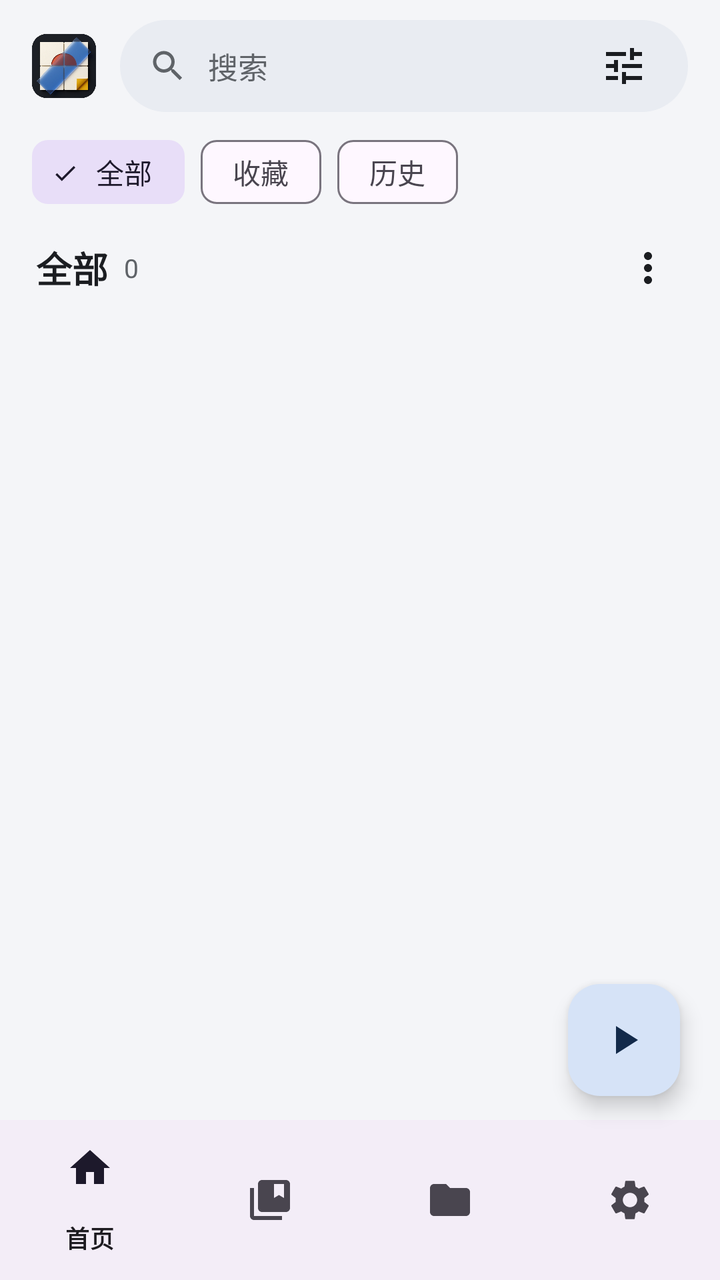
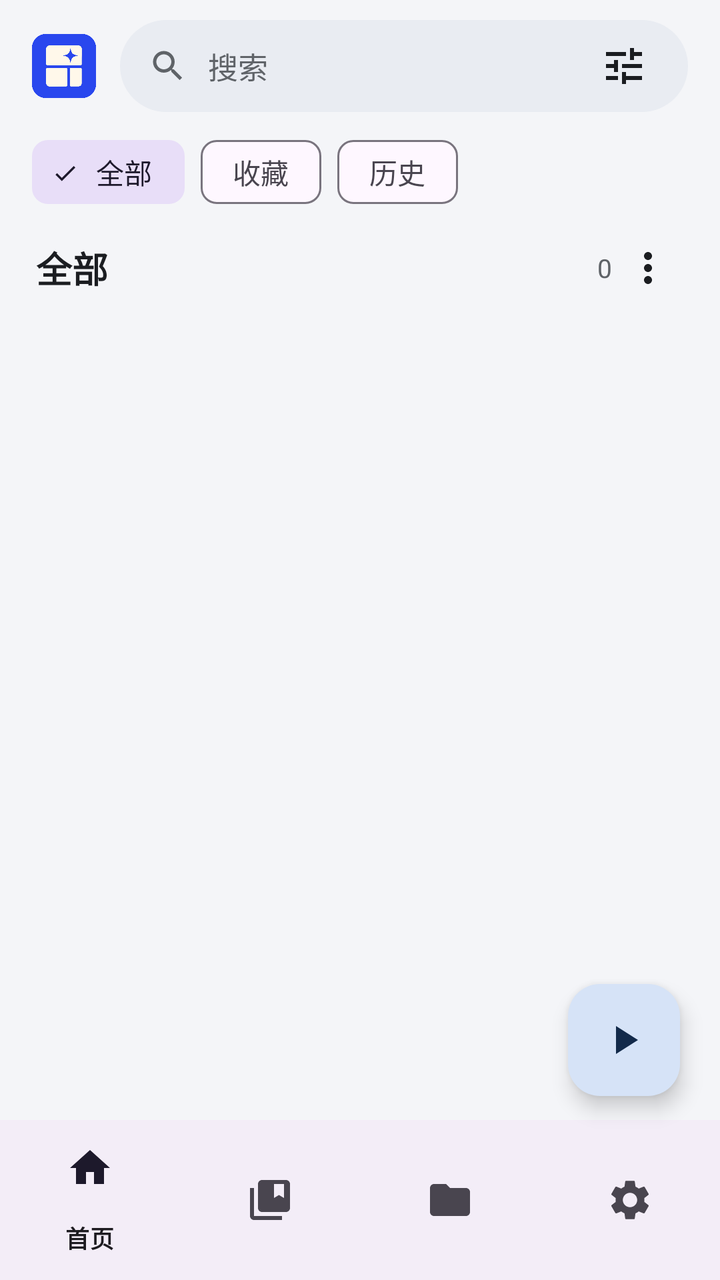

Before-and-after screenshots of an Android layout around one commit, followed by the original layout XML and the change that was made.
<!-- AndroidManifest.xml: application theme Theme.ArkReader -->
<!-- res/layout/activity_main.xml -->
<?xml version="1.0" encoding="utf-8"?>
<androidx.coordinatorlayout.widget.CoordinatorLayout xmlns:android="http://schemas.android.com/apk/res/android"
    xmlns:app="http://schemas.android.com/apk/res-auto"
    android:layout_width="match_parent"
    android:layout_height="match_parent"
    android:background="@color/surface_bg"
    android:fitsSystemWindows="true">

    <LinearLayout
        android:layout_width="match_parent"
        android:layout_height="match_parent"
        android:orientation="vertical">

        <FrameLayout
            android:layout_width="match_parent"
            android:layout_height="0dp"
            android:layout_weight="1">

            <LinearLayout
                android:id="@+id/panelComics"
                android:layout_width="match_parent"
                android:layout_height="match_parent"
                android:orientation="vertical">

                
                <LinearLayout
                    android:layout_width="match_parent"
                    android:layout_height="wrap_content"
                    android:gravity="center_vertical"
                    android:orientation="horizontal"
                    android:paddingHorizontal="16dp"
                    android:paddingTop="10dp"
                    android:paddingBottom="6dp">

                    <ImageView
                        android:layout_width="32dp"
                        android:layout_height="32dp"
                        android:layout_marginEnd="12dp"
                        android:contentDescription="@string/app_name"
                        android:src="@drawable/ic_koma_logo" />

                    <LinearLayout
                        android:layout_width="0dp"
                        android:layout_height="46dp"
                        android:layout_weight="1"
                        android:background="@drawable/bg_search_pill"
                        android:gravity="center_vertical"
                        android:orientation="horizontal"
                        android:paddingHorizontal="14dp">

                        <ImageView
                            android:layout_width="20dp"
                            android:layout_height="20dp"
                            android:src="@drawable/ic_search"
                            app:tint="@color/text_secondary" />

                        <EditText
                            android:id="@+id/etSearch"
                            android:layout_width="0dp"
                            android:layout_height="match_parent"
                            android:layout_marginHorizontal="10dp"
                            android:layout_weight="1"
                            android:background="@null"
                            android:hint="@string/search_hint"
                            android:imeOptions="actionSearch"
                            android:inputType="text"
                            android:maxLines="1"
                            android:textColor="@color/text_primary"
                            android:textColorHint="@color/text_secondary"
                            android:textSize="15sp" />

                        <ImageButton
                            android:id="@+id/btnFilterSort"
                            android:layout_width="36dp"
                            android:layout_height="36dp"
                            android:background="?attr/selectableItemBackgroundBorderless"
                            android:contentDescription="排序与显示"
                            android:src="@drawable/ic_tune"
                            app:tint="@color/text_primary" />
                    </LinearLayout>
                </LinearLayout>

                
                <HorizontalScrollView
                    android:id="@+id/chipScroll"
                    android:layout_width="match_parent"
                    android:layout_height="wrap_content"
                    android:scrollbars="none">

                    <com.google.android.material.chip.ChipGroup
                        android:id="@+id/chipGroupHome"
                        android:layout_width="wrap_content"
                        android:layout_height="wrap_content"
                        android:paddingHorizontal="16dp"
                        app:selectionRequired="true"
                        app:singleLine="true"
                        app:singleSelection="true">

                        <com.google.android.material.chip.Chip
                            android:id="@+id/chipAll"
                            style="@style/Widget.Material3.Chip.Filter"
                            android:layout_width="wrap_content"
                            android:layout_height="wrap_content"
                            android:checked="true"
                            android:text="@string/tab_all" />

                        <com.google.android.material.chip.Chip
                            android:id="@+id/chipFavorite"
                            style="@style/Widget.Material3.Chip.Filter"
                            android:layout_width="wrap_content"
                            android:layout_height="wrap_content"
                            android:text="@string/tab_favorite" />

                        <com.google.android.material.chip.Chip
                            android:id="@+id/chipHistory"
                            style="@style/Widget.Material3.Chip.Filter"
                            android:layout_width="wrap_content"
                            android:layout_height="wrap_content"
                            android:text="@string/tab_history" />
                    </com.google.android.material.chip.ChipGroup>
                </HorizontalScrollView>

                
                <LinearLayout
                    android:layout_width="match_parent"
                    android:layout_height="wrap_content"
                    android:gravity="center_vertical"
                    android:orientation="horizontal"
                    android:paddingHorizontal="18dp"
                    android:paddingVertical="6dp">

                    <TextView
                        android:id="@+id/tvSectionTitle"
                        android:layout_width="wrap_content"
                        android:layout_height="wrap_content"
                        android:text="全部"
                        android:textColor="@color/text_primary"
                        android:textSize="18sp"
                        android:textStyle="bold" />

                    <TextView
                        android:id="@+id/tvSectionCount"
                        android:layout_width="0dp"
                        android:layout_height="wrap_content"
                        android:layout_marginStart="8dp"
                        android:layout_weight="1"
                        android:text="0"
                        android:textColor="@color/text_secondary"
                        android:textSize="13sp" />

                    <ImageButton
                        android:id="@+id/btnMore"
                        android:layout_width="36dp"
                        android:layout_height="36dp"
                        android:background="?attr/selectableItemBackgroundBorderless"
                        android:contentDescription="更多"
                        android:src="@drawable/ic_more_vert"
                        app:tint="@color/text_primary" />
                </LinearLayout>

                <FrameLayout
                    android:layout_width="match_parent"
                    android:layout_height="0dp"
                    android:layout_weight="1">

                    <androidx.recyclerview.widget.RecyclerView
                        android:id="@+id/rvComics"
                        android:layout_width="match_parent"
                        android:layout_height="match_parent"
                        android:clipToPadding="false"
                        android:paddingHorizontal="12dp"
                        android:paddingBottom="88dp" />

                    <TextView
                        android:id="@+id/tvEmpty"
                        android:layout_width="wrap_content"
                        android:layout_height="wrap_content"
                        android:layout_gravity="center"
                        android:gravity="center"
                        android:lineSpacingExtra="6dp"
                        android:padding="24dp"
                        android:text="@string/empty_comics_tip"
                        android:textColor="@color/text_secondary"
                        android:textSize="15sp"
                        android:visibility="gone" />
                </FrameLayout>
            </LinearLayout>

            <include
                android:id="@+id/panelWarehouse"
                layout="@layout/panel_main_warehouse"
                android:layout_width="match_parent"
                android:layout_height="match_parent"
                android:visibility="gone" />

            <include
                android:id="@+id/panelSettings"
                layout="@layout/panel_main_settings"
                android:layout_width="match_parent"
                android:layout_height="match_parent"
                android:visibility="gone" />
        </FrameLayout>

        <com.google.android.material.bottomnavigation.BottomNavigationView
            android:id="@+id/bottomNav"
            android:layout_width="match_parent"
            android:layout_height="wrap_content"
            app:menu="@menu/nav_main" />
    </LinearLayout>

    <com.google.android.material.floatingactionbutton.FloatingActionButton
        android:id="@+id/fabContinue"
        android:layout_width="wrap_content"
        android:layout_height="wrap_content"
        android:layout_gravity="bottom|end"
        android:layout_marginEnd="20dp"
        android:layout_marginBottom="92dp"
        android:contentDescription="@string/continue_reading"
        app:srcCompat="@drawable/ic_play" />

</androidx.coordinatorlayout.widget.CoordinatorLayout>
<!-- res/layout/panel_main_warehouse.xml (included above) -->
<?xml version="1.0" encoding="utf-8"?>
<LinearLayout xmlns:android="http://schemas.android.com/apk/res/android"
    xmlns:app="http://schemas.android.com/apk/res-auto"
    android:layout_width="match_parent"
    android:layout_height="match_parent"
    android:orientation="vertical"
    android:visibility="gone">

    <LinearLayout
        android:layout_width="match_parent"
        android:layout_height="wrap_content"
        android:gravity="center_vertical"
        android:orientation="horizontal"
        android:paddingHorizontal="20dp"
        android:paddingTop="14dp"
        android:paddingBottom="8dp">

        <TextView
            android:layout_width="0dp"
            android:layout_height="wrap_content"
            android:layout_weight="1"
            android:text="@string/nav_warehouse"
            android:textColor="@color/text_primary"
            android:textSize="22sp"
            android:textStyle="bold" />

        <com.google.android.material.button.MaterialButton
            android:id="@+id/btnWhRescanAll"
            style="@style/Widget.Material3.Button.TextButton"
            android:layout_width="wrap_content"
            android:layout_height="wrap_content"
            android:text="全部扫描"
            app:icon="@drawable/ic_refresh" />
    </LinearLayout>

    <LinearLayout
        android:layout_width="match_parent"
        android:layout_height="wrap_content"
        android:orientation="horizontal"
        android:paddingHorizontal="16dp"
        android:paddingVertical="6dp">

        <com.google.android.material.button.MaterialButton
            android:id="@+id/btnWhAddLocal"
            android:layout_width="0dp"
            android:layout_height="wrap_content"
            android:layout_weight="1"
            android:text="添加本地仓库" />

        <com.google.android.material.button.MaterialButton
            android:id="@+id/btnWhAddWebDav"
            style="@style/Widget.Material3.Button.TonalButton"
            android:layout_width="0dp"
            android:layout_height="wrap_content"
            android:layout_marginStart="8dp"
            android:layout_weight="1"
            android:text="WebDAV" />

        <com.google.android.material.button.MaterialButton
            android:id="@+id/btnWhManageSources"
            style="@style/Widget.Material3.Button.TonalButton"
            android:layout_width="0dp"
            android:layout_height="wrap_content"
            android:layout_marginStart="8dp"
            android:layout_weight="1"
            android:text="在线漫画源" />
    </LinearLayout>

    <FrameLayout
        android:layout_width="match_parent"
        android:layout_height="0dp"
        android:layout_weight="1">

        <androidx.recyclerview.widget.RecyclerView
            android:id="@+id/rvMainWarehouses"
            android:layout_width="match_parent"
            android:layout_height="match_parent"
            android:clipToPadding="false"
            android:paddingHorizontal="12dp"
            android:paddingBottom="24dp" />

        <TextView
            android:id="@+id/tvWarehouseEmpty"
            android:layout_width="wrap_content"
            android:layout_height="wrap_content"
            android:layout_gravity="center"
            android:gravity="center"
            android:lineSpacingExtra="6dp"
            android:padding="24dp"
            android:text="暂无本地或 WebDAV 仓库\n点击上方「添加本地仓库」或「在线漫画源」开始使用"
            android:textColor="@color/text_secondary"
            android:textSize="15sp"
            android:visibility="gone" />
    </FrameLayout>
</LinearLayout>
<!-- res/layout/panel_main_settings.xml (included above) -->
<?xml version="1.0" encoding="utf-8"?>
<LinearLayout xmlns:android="http://schemas.android.com/apk/res/android"
    android:layout_width="match_parent"
    android:layout_height="match_parent"
    android:orientation="vertical"
    android:visibility="gone">

    <TextView
        android:layout_width="match_parent"
        android:layout_height="wrap_content"
        android:paddingHorizontal="20dp"
        android:paddingTop="14dp"
        android:paddingBottom="8dp"
        android:text="@string/nav_settings"
        android:textColor="@color/text_primary"
        android:textSize="22sp"
        android:textStyle="bold" />

    <ScrollView
        android:layout_width="match_parent"
        android:layout_height="0dp"
        android:layout_weight="1">

        <LinearLayout
            android:id="@+id/mainSettingsContainer"
            android:layout_width="match_parent"
            android:layout_height="wrap_content"
            android:orientation="vertical"
            android:paddingHorizontal="16dp"
            android:paddingTop="4dp"
            android:paddingBottom="28dp" />
    </ScrollView>
</LinearLayout>
<!-- resources referenced by this layout -->
<resources>
  <color name="surface_bg">#F4F5F8</color>
  <color name="text_primary">#1B1D21</color>
  <color name="text_secondary">#5F6368</color>
  <!-- drawable bg_search_pill (drawable) -->
  <?xml version="1.0" encoding="utf-8"?>
  <shape xmlns:android="http://schemas.android.com/apk/res/android"
      android:shape="rectangle">
      <solid android:color="@color/surface_pill" />
      <corners android:radius="24dp" />
  </shape>
  <!-- drawable ic_koma_logo: png bitmap (drawable-nodpi, 307344 bytes) -->
  <!-- drawable ic_more_vert (drawable) -->
  <vector xmlns:android="http://schemas.android.com/apk/res/android"
      android:width="24dp"
      android:height="24dp"
      android:viewportWidth="24"
      android:viewportHeight="24">
      <path
          android:fillColor="#FF000000"
          android:pathData="M12,8c1.1,0 2,-0.9 2,-2s-0.9,-2 -2,-2 -2,0.9 -2,2 0.9,2 2,2zM12,10c-1.1,0 -2,0.9 -2,2s0.9,2 2,2 2,-0.9 2,-2 -0.9,-2 -2,-2zM12,16c-1.1,0 -2,0.9 -2,2s0.9,2 2,2 2,-0.9 2,-2 -0.9,-2 -2,-2z" />
  </vector>
  <!-- drawable ic_play (drawable) -->
  <vector xmlns:android="http://schemas.android.com/apk/res/android"
      android:width="24dp"
      android:height="24dp"
      android:viewportWidth="24"
      android:viewportHeight="24">
      <path
          android:fillColor="#FF000000"
          android:pathData="M8,5v14l11,-7z" />
  </vector>
  <!-- drawable ic_refresh (drawable) -->
  <vector xmlns:android="http://schemas.android.com/apk/res/android"
      android:width="24dp"
      android:height="24dp"
      android:viewportWidth="24"
      android:viewportHeight="24">
      <path
          android:fillColor="#FF000000"
          android:pathData="M17.65,6.35C16.2,4.9 14.21,4 12,4c-4.42,0 -7.99,3.58 -7.99,8s3.57,8 7.99,8c3.73,0 6.84,-2.55 7.73,-6h-2.08c-0.82,2.33 -3.04,4 -5.65,4 -3.31,0 -6,-2.69 -6,-6s2.69,-6 6,-6c1.66,0 3.14,0.69 4.22,1.78L13,11h7V4l-2.35,2.35z" />
  </vector>
  <!-- drawable ic_search (drawable) -->
  <vector xmlns:android="http://schemas.android.com/apk/res/android"
      android:width="24dp"
      android:height="24dp"
      android:viewportWidth="24"
      android:viewportHeight="24">
      <path
          android:fillColor="#FF000000"
          android:pathData="M15.5,14h-0.79l-0.28,-0.27C15.41,12.59 16,11.11 16,9.5 16,5.91 13.09,3 9.5,3S3,5.91 3,9.5 5.91,16 9.5,16c1.61,0 3.09,-0.59 4.23,-1.57l0.27,0.28v0.79l5,4.99L20.49,19l-4.99,-5zM9.5,14C7.01,14 5,11.99 5,9.5S7.01,5 9.5,5 14,7.01 14,9.5 11.99,14 9.5,14z" />
  </vector>
  <!-- drawable ic_tune (drawable) -->
  <vector xmlns:android="http://schemas.android.com/apk/res/android"
      android:width="24dp"
      android:height="24dp"
      android:viewportWidth="24"
      android:viewportHeight="24">
      <path
          android:fillColor="#FF000000"
          android:pathData="M3,17v2h6v-2H3zM3,5v2h10V5H3zM13,21v-2h8v-2h-8v-2h-2v6h2zM7,9v2H3v2h4v2h2V9H7zM21,13v-2H11v2h10zM15,9h2V7h4V5h-4V3h-2v6z" />
  </vector>
  <string name="app_name">漫格漫画</string>
  <string name="continue_reading">继续阅读</string>
  <string name="empty_comics_tip">暂无漫画\n点击右上角或前往「仓库」添加本地/WebDAV目录</string>
  <string name="nav_settings">设置</string>
  <string name="nav_warehouse">仓库</string>
  <string name="search_hint">搜索</string>
  <string name="tab_all">全部</string>
  <string name="tab_favorite">收藏</string>
  <string name="tab_history">历史</string>
  <style name="Theme.ArkReader" parent="Theme.Material3.DayNight.NoActionBar">
          <item name="colorPrimary">#4A6FA5</item>
          <item name="colorPrimaryContainer">#D6E3F7</item>
          <item name="colorOnPrimaryContainer">#132A4A</item>
          <item name="android:windowBackground">@color/surface_bg</item>
          <item name="android:statusBarColor">@android:color/transparent</item>
          <item name="android:navigationBarColor">@android:color/transparent</item>
          <item name="android:windowLightStatusBar">true</item>
      </style>
  <color name="surface_pill">#E9ECF2</color>
</resources>

<!-- the commit's change to res/layout/activity_main.xml (unified diff, before → after) -->
@@ -131,8 +131,11 @@
 
                     <TextView
                         android:id="@+id/tvSectionTitle"
-                        android:layout_width="wrap_content"
+                        android:layout_width="0dp"
                         android:layout_height="wrap_content"
+                        android:layout_weight="1"
+                        android:ellipsize="end"
+                        android:maxLines="2"
                         android:text="全部"
                         android:textColor="@color/text_primary"
                         android:textSize="18sp"
@@ -140,10 +143,9 @@
 
                     <TextView
                         android:id="@+id/tvSectionCount"
-                        android:layout_width="0dp"
+                        android:layout_width="wrap_content"
                         android:layout_height="wrap_content"
                         android:layout_marginStart="8dp"
-                        android:layout_weight="1"
                         android:text="0"
                         android:textColor="@color/text_secondary"
                         android:textSize="13sp" />
@@ -158,6 +160,10 @@
                         app:tint="@color/text_primary" />
                 </LinearLayout>
 
+                <include
+                    android:id="@+id/browseControls"
+                    layout="@layout/panel_source_browse" />
+
                 <FrameLayout
                     android:layout_width="match_parent"
                     android:layout_height="0dp"
@@ -171,18 +177,36 @@
                         android:paddingHorizontal="12dp"
                         android:paddingBottom="88dp" />
 
-                    <TextView
-                        android:id="@+id/tvEmpty"
-                        android:layout_width="wrap_content"
+                    <LinearLayout
+                        android:layout_width="match_parent"
                         android:layout_height="wrap_content"
                         android:layout_gravity="center"
                         android:gravity="center"
-                        android:lineSpacingExtra="6dp"
-                        android:padding="24dp"
-                        android:text="@string/empty_comics_tip"
-                        android:textColor="@color/text_secondary"
-                        android:textSize="15sp"
-                        android:visibility="gone" />
+                        android:orientation="vertical"
+                        android:paddingHorizontal="24dp">
+
+                        <TextView
+                            android:id="@+id/tvEmpty"
+                            android:layout_width="wrap_content"
+                            android:layout_height="wrap_content"
+                            android:gravity="center"
+                            android:lineSpacingExtra="6dp"
+                            android:accessibilityLiveRegion="polite"
+                            android:text="@string/empty_comics_tip"
+                            android:textColor="@color/text_secondary"
+                            android:textSize="15sp"
+                            android:visibility="gone" />
+
+                        <com.google.android.material.button.MaterialButton
+                            android:id="@+id/btnOnlineRetry"
+                            style="@style/Widget.Material3.Button.OutlinedButton"
+                            android:layout_width="wrap_content"
+                            android:layout_height="wrap_content"
+                            android:layout_marginTop="12dp"
+                            android:minHeight="48dp"
+                            android:text="重试"
+                            android:visibility="gone" />
+                    </LinearLayout>
                 </FrameLayout>
             </LinearLayout>
 
@@ -219,6 +243,55 @@
         app:srcCompat="@drawable/ic_play" />
 
 </androidx.coordinatorlayout.widget.CoordinatorLayout>
+<!-- res/layout/panel_source_browse.xml (included above) -->
+<?xml version="1.0" encoding="utf-8"?>
+<HorizontalScrollView xmlns:android="http://schemas.android.com/apk/res/android"
+    android:layout_width="match_parent"
+    android:layout_height="wrap_content"
+    android:clipToPadding="false"
+    android:paddingHorizontal="12dp"
+    android:scrollbars="none"
+    android:visibility="gone">
+
+    <LinearLayout
+        android:id="@+id/browseActions"
+        android:layout_width="wrap_content"
+        android:layout_height="wrap_content"
+        android:orientation="horizontal">
+
+        <com.google.android.material.button.MaterialButton
+            android:id="@+id/btnChannels"
+            style="@style/Widget.Material3.Button.TextButton"
+            android:layout_width="wrap_content"
+            android:layout_height="wrap_content"
+            android:minHeight="48dp"
+            android:text="栏目" />
+
+        <com.google.android.material.button.MaterialButton
+            android:id="@+id/btnCategories"
+            style="@style/Widget.Material3.Button.TextButton"
+            android:layout_width="wrap_content"
+            android:layout_height="wrap_content"
+            android:minHeight="48dp"
+            android:text="分类" />
+
+        <com.google.android.material.button.MaterialButton
+            android:id="@+id/btnSourceFilters"
+            style="@style/Widget.Material3.Button.TextButton"
+            android:layout_width="wrap_content"
+            android:layout_height="wrap_content"
+            android:minHeight="48dp"
+            android:text="筛选" />
+
+        <com.google.android.material.button.MaterialButton
+            android:id="@+id/btnClearSearch"
+            style="@style/Widget.Material3.Button.TextButton"
+            android:layout_width="wrap_content"
+            android:layout_height="wrap_content"
+            android:minHeight="48dp"
+            android:text="清除搜索" />
+    </LinearLayout>
+</HorizontalScrollView>
 <!-- res/layout/panel_main_warehouse.xml (included above) -->
 <?xml version="1.0" encoding="utf-8"?>
 <LinearLayout xmlns:android="http://schemas.android.com/apk/res/android"
<!-- resource entries referenced after the edit -->
@@ -10,7 +10,7 @@
       <solid android:color="@color/surface_pill" />
       <corners android:radius="24dp" />
   </shape>
-  <!-- drawable ic_koma_logo: png bitmap (drawable-nodpi, 307344 bytes) -->
+  <!-- drawable ic_koma_logo: png bitmap (drawable-nodpi, 20446 bytes) -->
   <!-- drawable ic_more_vert (drawable) -->
   <vector xmlns:android="http://schemas.android.com/apk/res/android"
       android:width="24dp"
